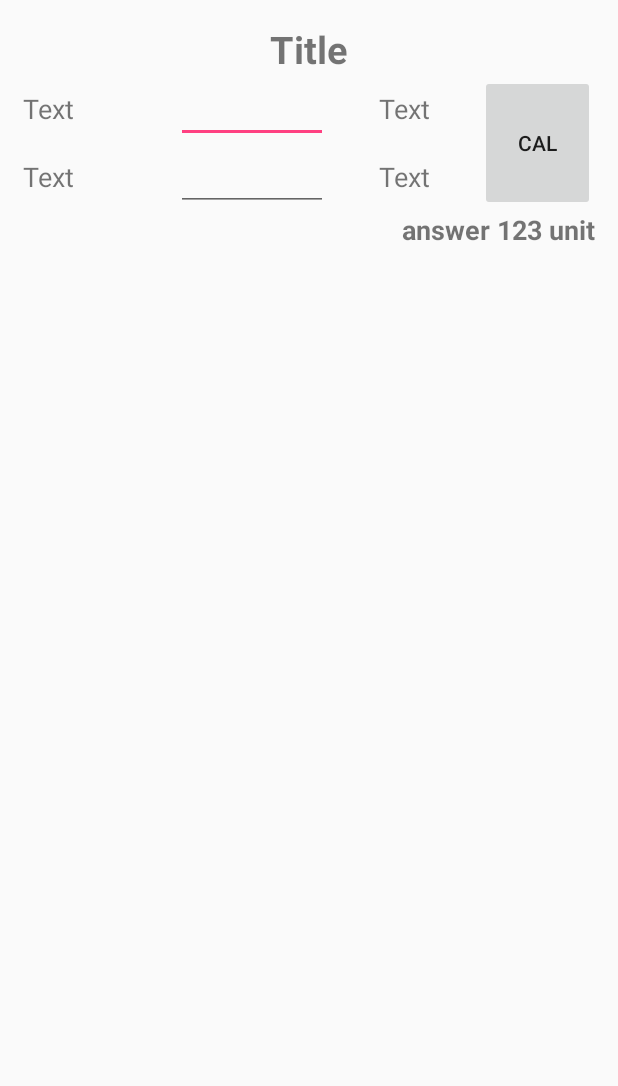
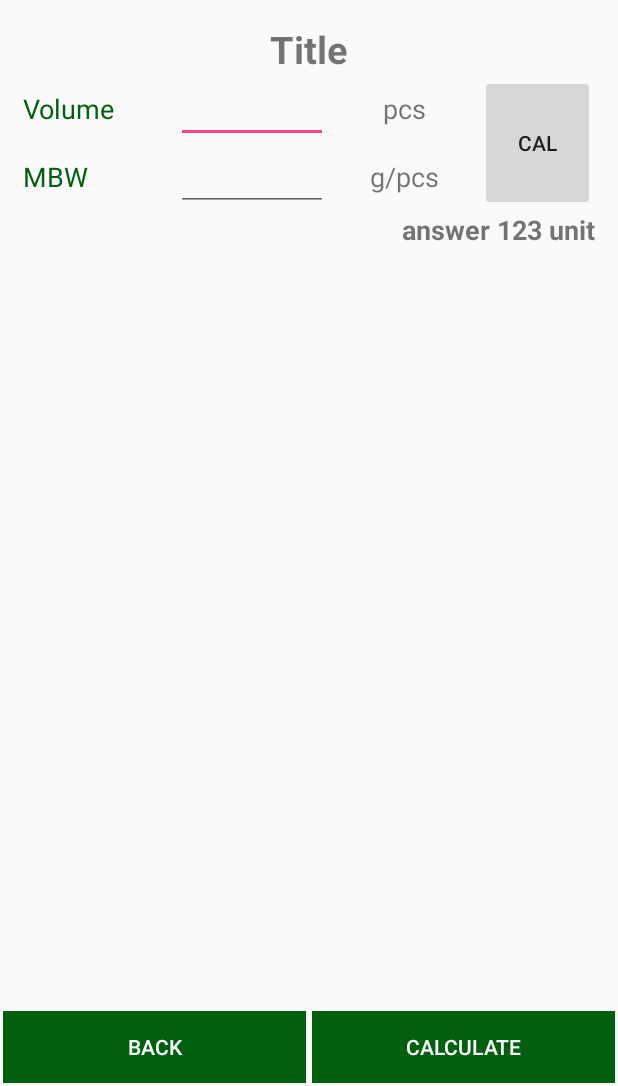
Before and after one commit to Adulvit/DrugDosageAquaculture, an Android app: the layout frgment_calculate.xml on its own in the app's theme, with its tools: preview values and no code run, on a phone screen of 412 x 824 dp, the part 150-1236 px from its top. Run offline under Robolectric (Android 15) with nearby library versions, the phone set to English and light mode, and no system bars.

Commit message:
Add detail

```diff
--- a/app/src/main/java/com/example/adulvitc/drugdosageaquaculture/fragment/DetailFragment.java
+++ b/app/src/main/java/com/example/adulvitc/drugdosageaquaculture/fragment/DetailFragment.java
@@ -17,7 +17,7 @@ import com.example.adulvitc.drugdosageaquaculture.R;
  * Created by Adulvitc on 7/8/2560.
  */
 
-public class DetailFragment extends Fragment{
+public class  DetailFragment extends Fragment{
 
     private int imageAnInt;
     private String titleString, detailString;
--- a/app/src/main/res/layout/frgment_calculate.xml
+++ b/app/src/main/res/layout/frgment_calculate.xml
@@ -50,9 +50,10 @@
                     android:layout_height="wrap_content">
 
                     <TextView
+                        android:textColor="@color/colorPrimaryDark"
                         android:layout_weight="1"
                         android:textSize="@dimen/h2"
-                        android:text="Text"
+                        android:text="Volume"
                         android:layout_width="match_parent"
                         android:layout_height="wrap_content" />
 
@@ -66,7 +67,7 @@
                         android:gravity="center_horizontal"
                         android:layout_weight="1"
                         android:textSize="@dimen/h2"
-                        android:text="Text"
+                        android:text="pcs"
                         android:layout_width="match_parent"
                         android:layout_height="wrap_content" />
 
@@ -79,9 +80,10 @@
                     android:layout_height="wrap_content">
 
                     <TextView
+                        android:textColor="@color/colorPrimaryDark"
                         android:layout_weight="1"
                         android:textSize="@dimen/h2"
-                        android:text="Text"
+                        android:text="MBW"
                         android:layout_width="match_parent"
                         android:layout_height="wrap_content" />
 
@@ -95,7 +97,7 @@
                         android:gravity="center_horizontal"
                         android:layout_weight="1"
                         android:textSize="@dimen/h2"
-                        android:text="Text"
+                        android:text="g/pcs"
                         android:layout_width="match_parent"
                         android:layout_height="wrap_content" />
 
@@ -115,7 +117,7 @@
         </LinearLayout>
 
 
-        <!--Show Anwser-->
+        <!--Show Answer-->
         <TextView
             android:gravity="right"
             android:textStyle="bold"
@@ -128,5 +130,37 @@
 
     </LinearLayout>
 
+    <!--Botton-->
+    <LinearLayout
+        android:id="@+id/linButton"
+        android:orientation="horizontal"
+        android:layout_alignParentBottom="true"
+        android:layout_width="match_parent"
+        android:layout_height="wrap_content">
+
+        <Button
+            android:id="@+id/btnBack"
+            android:layout_margin="2dp"
+            android:textColor="@color/textcolorPrimaryDark"
+            android:background="@color/colorPrimaryDark"
+            android:text="Back"
+            android:layout_weight="1"
+            android:layout_width="match_parent"
+            android:layout_height="wrap_content" />
+
+        <Button
+            android:id="@+id/btnNext"
+            android:layout_margin="2dp"
+            android:textColor="@color/textcolorPrimaryDark"
+            android:background="@color/colorPrimaryDark"
+            android:text="Calculate"
+            android:layout_weight="1"
+            android:layout_width="match_parent"
+            android:layout_height="wrap_content" />
+
+    </LinearLayout>
+
+
+
 
 </RelativeLayout>
--- a/app/src/main/res/values/my_data.xml
+++ b/app/src/main/res/values/my_data.xml
@@ -1,7 +1,7 @@
 <?xml version="1.0" encoding="utf-8"?>
 <resources>
 
-    <string-array name="longdetail">
+    <string-array name="long_detail">
         <item> รายละเอียดที่ 1  ส่วนประกอบ  :  ใน 1 กรัมประกอบด้วย Amoxicillin trihydrate eq. to Amoxicillin 500 มิลลิกรัม
             สรรพคุณ  :  เป็นยาปฏิชีวนะกึ่งสังเคราะห์ของกลุ่มยาเพนนิซิลลินมีฤทธิ์ฆ่าเชื้อแบคทีเรียทั้งแกรมบวก และแกรมลบ ที่ไวต่อยานี้
             ขนาดและวิธีการใช้  :  ผสมยาทีนาม๊อกซิน 500 ขนาด 120 – 200 มก./น้ำหนักตัว 1 กก./วัน ในอาหารให้ปลากินติดต่อกันนาน 7 – 10 วัน
```
